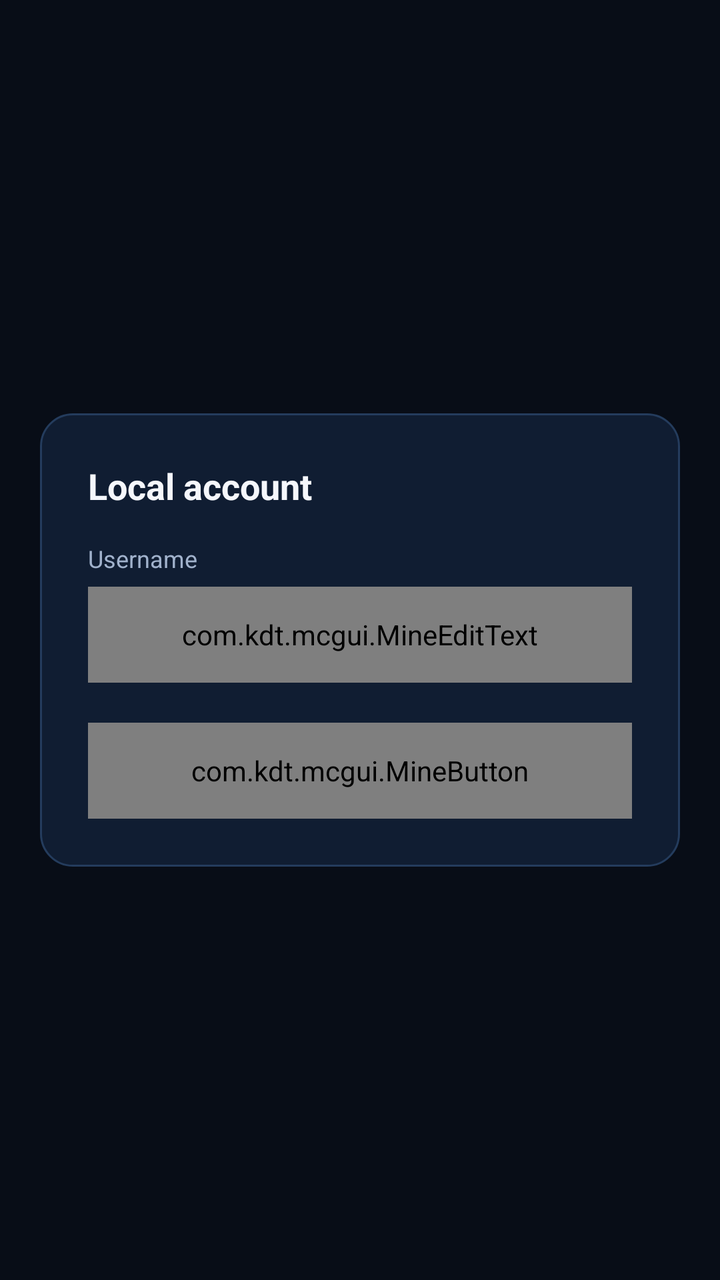
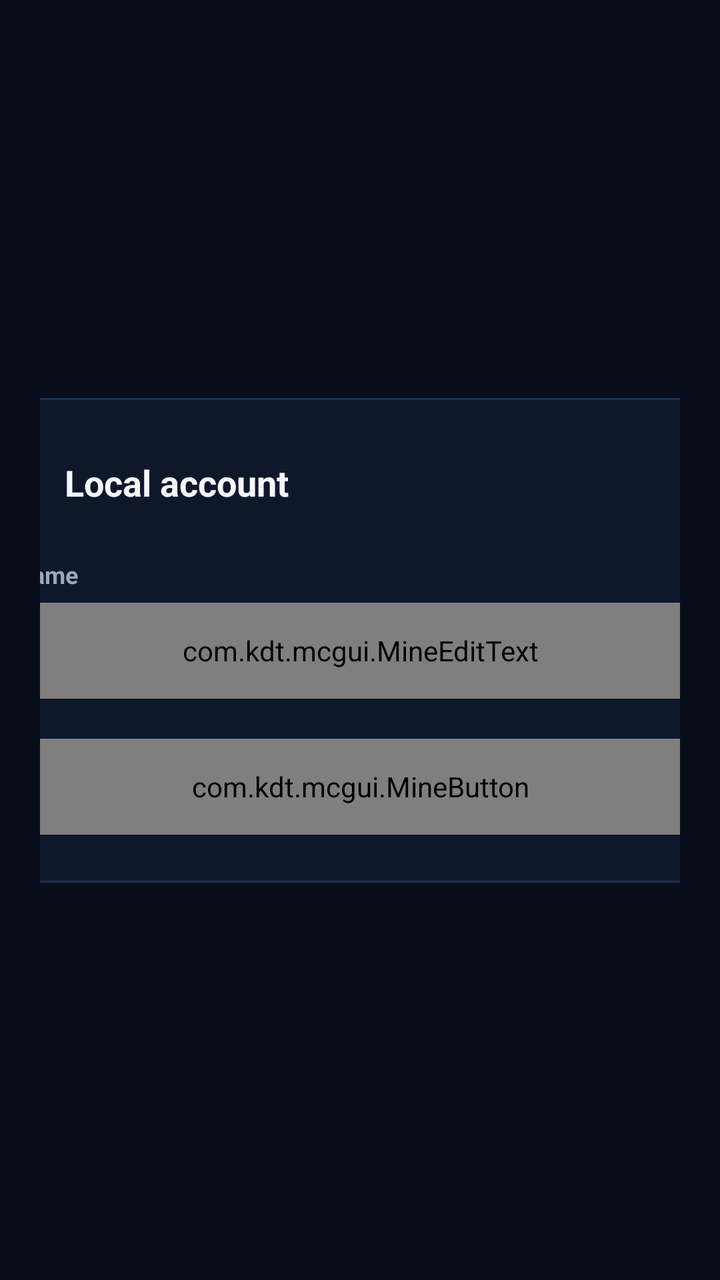

An Android layout rendered at two revisions. The XML below is the earlier revision; the diff shows what the commit changed to produce the second picture.
<!-- AndroidManifest.xml: application theme AppTheme -->
<!-- res/layout/fragment_local_login.xml -->
<?xml version="1.0" encoding="utf-8"?>
<androidx.constraintlayout.widget.ConstraintLayout
    xmlns:android="http://schemas.android.com/apk/res/android"
    xmlns:app="http://schemas.android.com/apk/res-auto"
    android:layout_width="match_parent"
    android:layout_height="match_parent"
    android:background="@color/background_app"
    android:padding="20dp">

    <androidx.constraintlayout.widget.ConstraintLayout
        android:id="@+id/login_card"
        android:layout_width="match_parent"
        android:layout_height="wrap_content"
        android:background="@drawable/background_card"
        android:padding="24dp"
        app:layout_constraintBottom_toBottomOf="parent"
        app:layout_constraintTop_toTopOf="parent">

        
        <TextView
            android:id="@+id/login_title"
            android:layout_width="wrap_content"
            android:layout_height="wrap_content"
            android:text="@string/auth_select_local"
            android:textColor="@color/primary_text"
            android:textSize="18sp"
            android:textStyle="bold"
            app:layout_constraintStart_toStartOf="parent"
            app:layout_constraintTop_toTopOf="parent" />

        <TextView
            android:id="@+id/username_label"
            android:layout_width="wrap_content"
            android:layout_height="wrap_content"
            android:layout_marginTop="16dp"
            android:text="@string/login_online_username_hint"
            android:textColor="@color/secondary_text"
            android:textSize="12sp"
            app:layout_constraintStart_toStartOf="parent"
            app:layout_constraintTop_toBottomOf="@id/login_title" />

        <com.kdt.mcgui.MineEditText
            android:id="@+id/login_edit_email"
            android:layout_width="match_parent"
            android:layout_height="48dp"
            android:layout_marginTop="6dp"
            android:background="@drawable/bg_input"
            android:imeOptions="actionDone"
            android:inputType="textPersonName"
            android:paddingHorizontal="16dp"
            android:textColor="@color/primary_text"
            android:textSize="14sp"
            app:layout_constraintTop_toBottomOf="@id/username_label" />

        <com.kdt.mcgui.MineButton
            android:id="@+id/login_button"
            android:layout_width="match_parent"
            android:layout_height="48dp"
            android:layout_marginTop="20dp"
            android:onClick="loginMC"
            android:text="@string/login_online_login_label"
            android:textAllCaps="false"
            android:textColor="@color/minebutton_text_color"
            android:textSize="14sp"
            app:layout_constraintTop_toBottomOf="@id/login_edit_email" />

        
        <View
            android:id="@+id/login_menu"
            android:layout_width="0dp"
            android:layout_height="0dp"
            android:visibility="gone"
            app:layout_constraintStart_toStartOf="parent"
            app:layout_constraintTop_toTopOf="parent" />
    </androidx.constraintlayout.widget.ConstraintLayout>

</androidx.constraintlayout.widget.ConstraintLayout>
<!-- resources referenced by this layout -->
<resources>
  <color name="background_app">#080D17</color>
  <color name="minebutton_text_color">#101827</color>
  <color name="primary_text">#F5F7FC</color>
  <color name="secondary_text">#A1B2CC</color>
  <!-- drawable background_card (drawable) -->
  <?xml version="1.0" encoding="utf-8"?>
  <shape xmlns:android="http://schemas.android.com/apk/res/android"
      android:shape="rectangle">
      <corners android:radius="16dp" />
      <solid android:color="@color/background_card" />
      <stroke
          android:width="1dp"
          android:color="@color/card_border" />
  </shape>
  <!-- drawable bg_input (drawable) -->
  <?xml version="1.0" encoding="utf-8"?>
  <shape xmlns:android="http://schemas.android.com/apk/res/android" android:shape="rectangle">
      <solid android:color="@color/input_bg" />
      <corners android:radius="8dp" />
      <stroke android:width="1dp" android:color="@color/card_border" />
  </shape>
  <style name="AppTheme" parent="@style/Theme.AppCompat.NoActionBar">
          <item name="windowNoTitle">true</item>
          <item name="windowActionBar">false</item>
          <item name="android:windowContentOverlay">@null</item>
  
          <item name="colorPrimary">@color/primary_accent</item>
          <item name="colorPrimaryDark">@color/background_status_bar</item>
          <item name="colorAccent">@color/primary_accent</item>
  
          <item name="android:windowBackground">@color/background_app</item>
          <item name="android:colorBackground">@color/background_app</item>
  
          <item name="android:textColorPrimary">@color/primary_text</item>
          <item name="android:textColorSecondary">@color/secondary_text</item>
          <item name="android:textColorTertiary">@color/tertiary_text</item>
  
          <item name="android:statusBarColor">@color/background_status_bar</item>
          <item name="android:navigationBarColor">@color/background_bottom_bar</item>
  
          <item name="preferenceTheme">@style/PreferenceThemeOverlay.v14.Material</item>
          <item name="alertDialogTheme">@style/CryonixAlertDialogTheme</item>
          <item name="dialogTheme">@style/CryonixDialogTheme</item>
  
          <item name="android:textSize">@dimen/_12ssp</item>
      </style>
  <color name="background_card">#101D32</color>
  <color name="card_border">#243C5D</color>
  <color name="input_bg">#0D1626</color>
  <color name="primary_accent">#348BFF</color>
  <color name="background_status_bar">#080D17</color>
  <color name="tertiary_text">#657896</color>
  <color name="background_bottom_bar">#0D1626</color>
  <style name="CryonixAlertDialogTheme" parent="Theme.AppCompat.Dialog.Alert">
          <item name="android:windowBackground">@drawable/bg_dialog</item>
          <item name="android:textColorPrimary">@color/primary_text</item>
          <item name="android:textColorSecondary">@color/secondary_text</item>
          <item name="colorAccent">@color/primary_accent</item>
      </style>
  <style name="CryonixDialogTheme" parent="Theme.AppCompat.Dialog">
          <item name="android:windowBackground">@drawable/bg_dialog</item>
          <item name="android:textColorPrimary">@color/primary_text</item>
          <item name="android:textColorSecondary">@color/secondary_text</item>
          <item name="colorAccent">@color/primary_accent</item>
      </style>
  <!-- drawable bg_dialog (drawable) -->
  <?xml version="1.0" encoding="utf-8"?>
  <shape xmlns:android="http://schemas.android.com/apk/res/android" android:shape="rectangle">
      <solid android:color="@color/background_card" />
      <corners android:radius="16dp" />
      <stroke android:width="1dp" android:color="@color/card_border" />
  </shape>
  <!-- unchanged entries left out for length: 3 -->
</resources>

<!-- the commit's change to res/layout/fragment_local_login.xml (unified diff, before → after) -->
@@ -9,35 +9,50 @@
 
     <androidx.constraintlayout.widget.ConstraintLayout
         android:id="@+id/login_card"
-        android:layout_width="match_parent"
+        android:layout_width="440dp"
         android:layout_height="wrap_content"
-        android:background="@drawable/background_card"
+        android:background="@drawable/bg_dialog"
         android:padding="24dp"
         app:layout_constraintBottom_toBottomOf="parent"
+        app:layout_constraintEnd_toEndOf="parent"
+        app:layout_constraintStart_toStartOf="parent"
         app:layout_constraintTop_toTopOf="parent">
+
+        <ImageView
+            android:id="@+id/login_icon"
+            android:layout_width="36dp"
+            android:layout_height="36dp"
+            android:contentDescription="@null"
+            android:src="@drawable/ic_px_accounts"
+            app:layout_constraintStart_toStartOf="parent"
+            app:layout_constraintTop_toTopOf="parent"
+            app:tint="@color/primary_accent" />
 
         
         <TextView
             android:id="@+id/login_title"
             android:layout_width="wrap_content"
             android:layout_height="wrap_content"
+            android:layout_marginStart="12dp"
             android:text="@string/auth_select_local"
             android:textColor="@color/primary_text"
             android:textSize="18sp"
             android:textStyle="bold"
-            app:layout_constraintStart_toStartOf="parent"
-            app:layout_constraintTop_toTopOf="parent" />
+            app:layout_constraintBottom_toBottomOf="@+id/login_icon"
+            app:layout_constraintStart_toEndOf="@+id/login_icon"
+            app:layout_constraintTop_toTopOf="@+id/login_icon" />
 
         <TextView
             android:id="@+id/username_label"
             android:layout_width="wrap_content"
             android:layout_height="wrap_content"
-            android:layout_marginTop="16dp"
+            android:layout_marginTop="20dp"
             android:text="@string/login_online_username_hint"
             android:textColor="@color/secondary_text"
             android:textSize="12sp"
+            android:textStyle="bold"
             app:layout_constraintStart_toStartOf="parent"
-            app:layout_constraintTop_toBottomOf="@id/login_title" />
+            app:layout_constraintTop_toBottomOf="@id/login_icon" />
 
         <com.kdt.mcgui.MineEditText
             android:id="@+id/login_edit_email"
@@ -57,7 +72,6 @@
             android:layout_width="match_parent"
             android:layout_height="48dp"
             android:layout_marginTop="20dp"
-            android:onClick="loginMC"
             android:text="@string/login_online_login_label"
             android:textAllCaps="false"
             android:textColor="@color/minebutton_text_color"
<!-- resource entries referenced after the edit -->
@@ -1,26 +1,37 @@
 <!-- resources referenced by this layout -->
 <resources>
-  <color name="background_app">#080D17</color>
-  <color name="minebutton_text_color">#101827</color>
-  <color name="primary_text">#F5F7FC</color>
-  <color name="secondary_text">#A1B2CC</color>
-  <!-- drawable background_card (drawable) -->
-  <?xml version="1.0" encoding="utf-8"?>
-  <shape xmlns:android="http://schemas.android.com/apk/res/android"
-      android:shape="rectangle">
-      <corners android:radius="16dp" />
-      <solid android:color="@color/background_card" />
-      <stroke
-          android:width="1dp"
-          android:color="@color/card_border" />
-  </shape>
+  <color name="background_app">#080D1A</color>
+  <color name="minebutton_text_color">#FFFFFF</color>
+  <color name="primary_text">#F4F7FC</color>
+  <color name="secondary_text">#9BA8BA</color>
   <!-- drawable bg_input (drawable) -->
   <?xml version="1.0" encoding="utf-8"?>
-  <shape xmlns:android="http://schemas.android.com/apk/res/android" android:shape="rectangle">
-      <solid android:color="@color/input_bg" />
-      <corners android:radius="8dp" />
-      <stroke android:width="1dp" android:color="@color/card_border" />
-  </shape>
+  <selector xmlns:android="http://schemas.android.com/apk/res/android">
+      <item android:state_focused="true">
+          <shape android:shape="rectangle">
+              <solid android:color="@color/input_bg" />
+              <corners android:radius="12dp" />
+              <stroke android:width="2dp" android:color="@color/primary_accent" />
+          </shape>
+      </item>
+      <item>
+          <shape android:shape="rectangle">
+              <solid android:color="@color/input_bg" />
+              <corners android:radius="12dp" />
+              <stroke android:width="1dp" android:color="@color/card_border" />
+          </shape>
+      </item>
+  </selector>
+  <!-- drawable ic_px_accounts (drawable) -->
+  <vector xmlns:android="http://schemas.android.com/apk/res/android"
+      android:width="24dp"
+      android:height="24dp"
+      android:viewportWidth="24"
+      android:viewportHeight="24">
+      <path
+          android:fillColor="#FFFFFF"
+          android:pathData="M12,12c2.21,0 4,-1.79 4,-4s-1.79,-4 -4,-4 -4,1.79 -4,4 1.79,4 4,4zm0,2c-2.67,0 -8,1.34 -8,4v2h16v-2c0,-2.66 -5.33,-4 -8,-4z"/>
+  </vector>
   <style name="AppTheme" parent="@style/Theme.AppCompat.NoActionBar">
           <item name="windowNoTitle">true</item>
           <item name="windowActionBar">false</item>
@@ -40,37 +51,47 @@
           <item name="android:statusBarColor">@color/background_status_bar</item>
           <item name="android:navigationBarColor">@color/background_bottom_bar</item>
   
-          <item name="preferenceTheme">@style/PreferenceThemeOverlay.v14.Material</item>
+          <item name="preferenceTheme">@style/CryonixPreferenceTheme</item>
           <item name="alertDialogTheme">@style/CryonixAlertDialogTheme</item>
           <item name="dialogTheme">@style/CryonixDialogTheme</item>
   
           <item name="android:textSize">@dimen/_12ssp</item>
       </style>
-  <color name="background_card">#101D32</color>
-  <color name="card_border">#243C5D</color>
-  <color name="input_bg">#0D1626</color>
-  <color name="primary_accent">#348BFF</color>
-  <color name="background_status_bar">#080D17</color>
-  <color name="tertiary_text">#657896</color>
-  <color name="background_bottom_bar">#0D1626</color>
+  <color name="background_card">#0F182B</color>
+  <color name="card_border">#1E314D</color>
+  <color name="input_bg">#0C1526</color>
+  <color name="primary_accent">#168BFF</color>
+  <color name="background_status_bar">#080D1A</color>
+  <color name="tertiary_text">#68778B</color>
+  <color name="background_bottom_bar">#0C1526</color>
+  <style name="CryonixPreferenceTheme" parent="@style/PreferenceThemeOverlay.v14.Material">
+          <item name="preferenceCategoryStyle">@style/CryonixPreferenceCategory</item>
+          <item name="preferenceStyle">@style/CryonixPreferenceItem</item>
+      </style>
   <style name="CryonixAlertDialogTheme" parent="Theme.AppCompat.Dialog.Alert">
           <item name="android:windowBackground">@drawable/bg_dialog</item>
           <item name="android:textColorPrimary">@color/primary_text</item>
           <item name="android:textColorSecondary">@color/secondary_text</item>
           <item name="colorAccent">@color/primary_accent</item>
+          <item name="android:windowMinWidthMajor">35%</item>
+          <item name="android:windowMinWidthMinor">45%</item>
+          <item name="android:windowIsFloating">true</item>
       </style>
-  <style name="CryonixDialogTheme" parent="Theme.AppCompat.Dialog">
-          <item name="android:windowBackground">@drawable/bg_dialog</item>
-          <item name="android:textColorPrimary">@color/primary_text</item>
-          <item name="android:textColorSecondary">@color/secondary_text</item>
-          <item name="colorAccent">@color/primary_accent</item>
+  <style name="CryonixPreferenceCategory" parent="@style/Preference.Category">
+          <item name="android:layout">@layout/preference_category_cryonix</item>
+      </style>
+  <style name="CryonixPreferenceItem" parent="@style/Preference">
+          <item name="android:layout">@layout/preference_item_cryonix</item>
       </style>
   <!-- drawable bg_dialog (drawable) -->
   <?xml version="1.0" encoding="utf-8"?>
-  <shape xmlns:android="http://schemas.android.com/apk/res/android" android:shape="rectangle">
+  <shape xmlns:android="http://schemas.android.com/apk/res/android"
+      android:shape="rectangle">
+      <corners android:radius="18dp" />
       <solid android:color="@color/background_card" />
-      <corners android:radius="16dp" />
-      <stroke android:width="1dp" android:color="@color/card_border" />
+      <stroke
+          android:width="1dp"
+          android:color="@color/card_border" />
   </shape>
   <!-- unchanged entries left out for length: 3 -->
 </resources>
